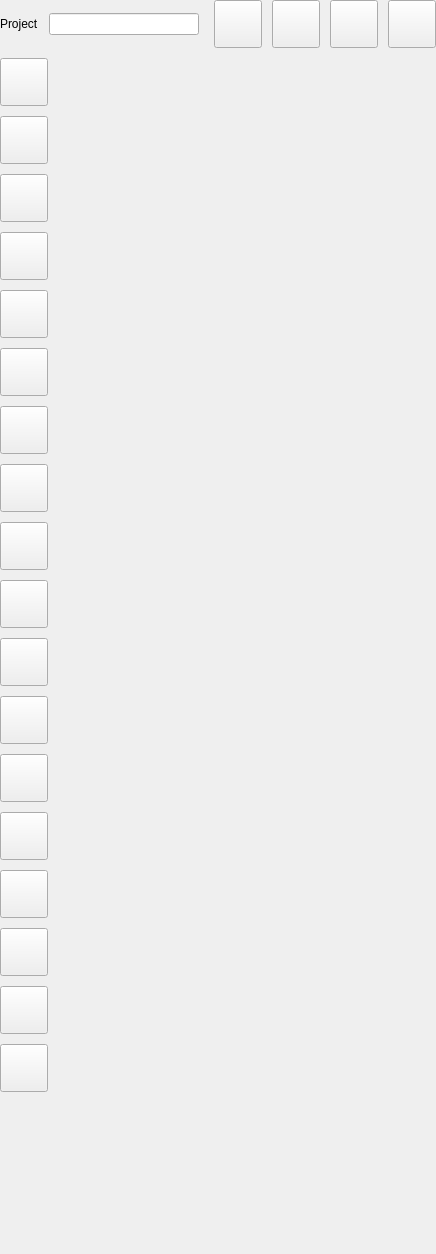
RemotelyChaotic/JOIPEngine, file src/Editor/EditorActionBar.ui: the form before one commit.
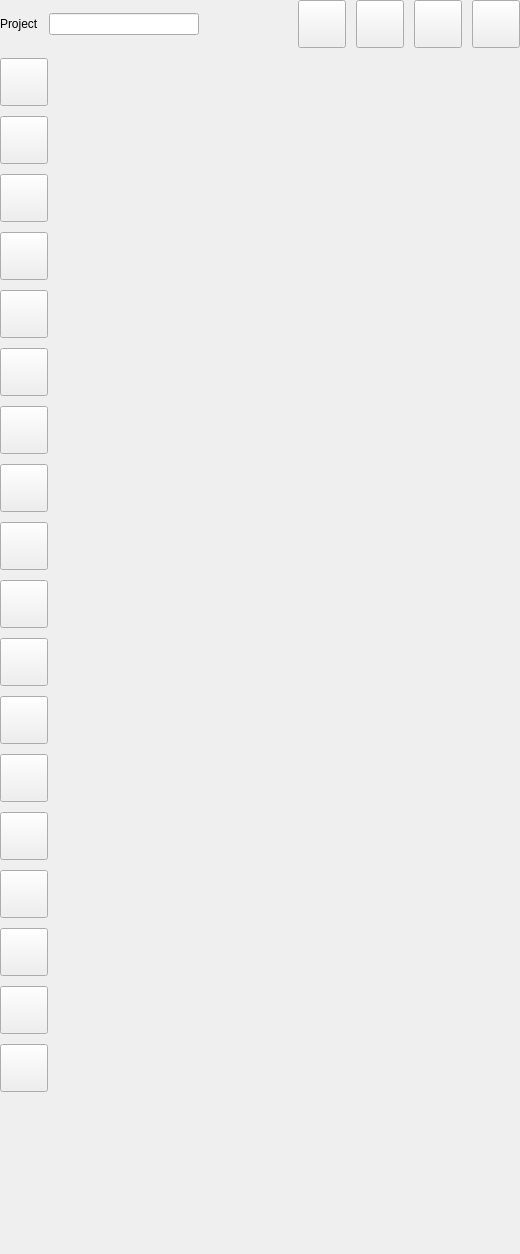
The form after the commit. Custom widgets are drawn as their Qt base class.

Commit message: Help added for project bundles and updated ui for read only projects

```diff
--- a/src/Editor/EditorActionBar.ui
+++ b/src/Editor/EditorActionBar.ui
@@ -6,7 +6,7 @@
    <rect>
     <x>0</x>
     <y>0</y>
-    <width>436</width>
+    <width>520</width>
     <height>1254</height>
    </rect>
   </property>
@@ -100,6 +100,37 @@
         </property>
        </widget>
       </item>
+      <item>
+       <widget class="QLabel" name="ReadOnly">
+        <property name="sizePolicy">
+         <sizepolicy hsizetype="Fixed" vsizetype="Fixed">
+          <horstretch>0</horstretch>
+          <verstretch>0</verstretch>
+         </sizepolicy>
+        </property>
+        <property name="minimumSize">
+         <size>
+          <width>32</width>
+          <height>32</height>
+         </size>
+        </property>
+        <property name="maximumSize">
+         <size>
+          <width>32</width>
+          <height>32</height>
+         </size>
+        </property>
+        <property name="toolTip">
+         <string>Read only mode is active</string>
+        </property>
+        <property name="text">
+         <string/>
+        </property>
+        <property name="scaledContents">
+         <bool>true</bool>
+        </property>
+       </widget>
+      </item>
       <item>
        <spacer name="horizontalSpacer">
         <property name="orientation">
```
The commit also changes 7 other files.
